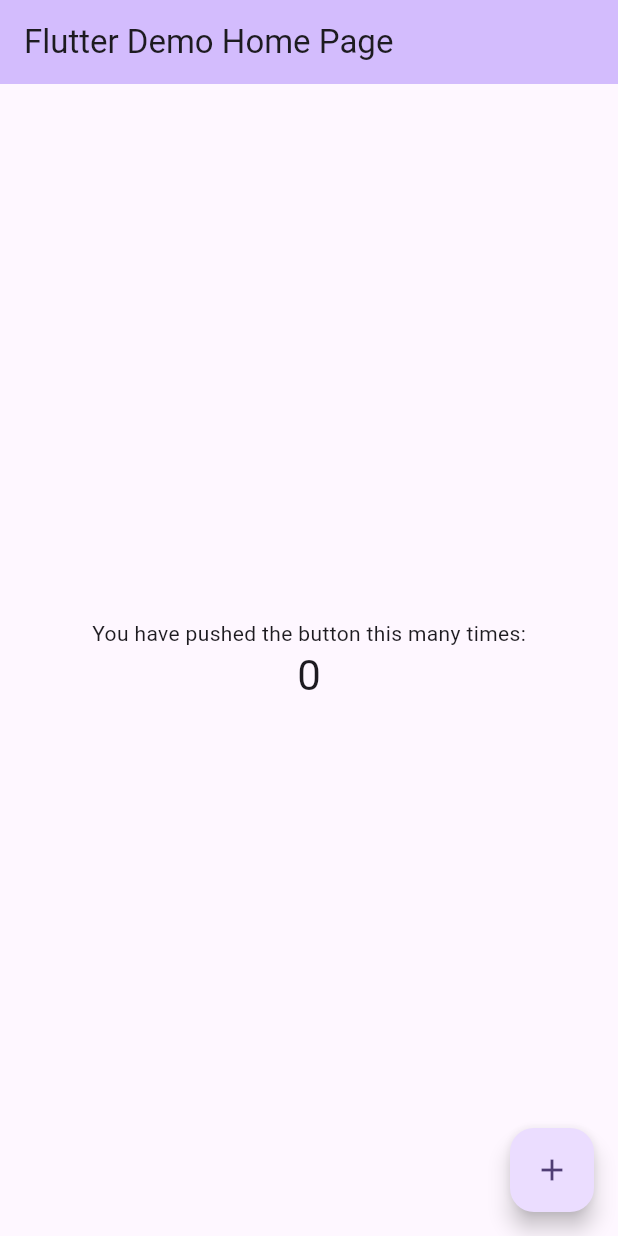
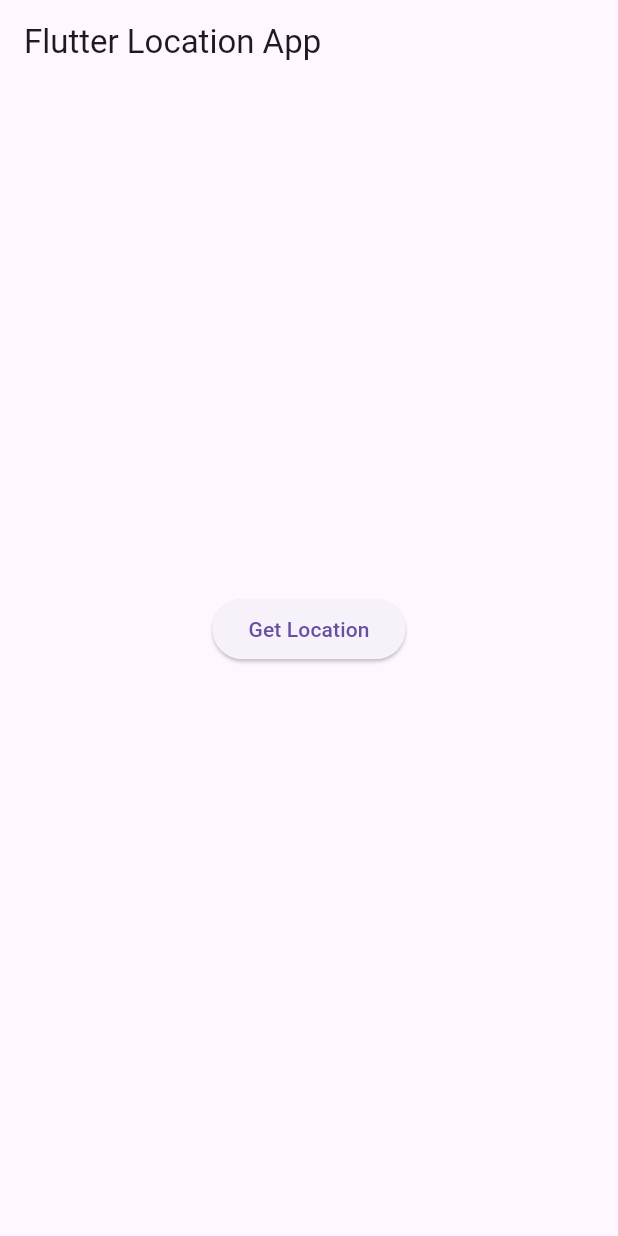
Before and after one commit to Elisa-Kikota/location_app, a Flutter app: the screen it shows after launch, on a phone screen of 412 x 824 dp. Run offline on Flutter 3.47's test engine with Material 3 defaults, Android fonts, the phone set to English and light mode, and no system bars; our stand-ins replace geolocator.

Commit message:
fire report back end

```diff
--- a/lib/main.dart
+++ b/lib/main.dart
@@ -1,125 +1,99 @@
 import 'package:flutter/material.dart';
+import 'package:geolocator/geolocator.dart';
 
 void main() {
   runApp(const MyApp());
 }
 
 class MyApp extends StatelessWidget {
-  const MyApp({super.key});
+  const MyApp({Key? key}) : super(key: key);
 
-  // This widget is the root of your application.
   @override
   Widget build(BuildContext context) {
     return MaterialApp(
-      title: 'Flutter Demo',
+      title: 'Flutter Location App',
       theme: ThemeData(
-        // This is the theme of your application.
-        //
-        // TRY THIS: Try running your application with "flutter run". You'll see
-        // the application has a purple toolbar. Then, without quitting the app,
-        // try changing the seedColor in the colorScheme below to Colors.green
-        // and then invoke "hot reload" (save your changes or press the "hot
-        // reload" button in a Flutter-supported IDE, or press "r" if you used
-        // the command line to start the app).
-        //
-        // Notice that the counter didn't reset back to zero; the application
-        // state is not lost during the reload. To reset the state, use hot
-        // restart instead.
-        //
-        // This works for code too, not just values: Most code changes can be
-        // tested with just a hot reload.
-        colorScheme: ColorScheme.fromSeed(seedColor: Colors.deepPurple),
-        useMaterial3: true,
+        primarySwatch: Colors.blue,
       ),
-      home: const MyHomePage(title: 'Flutter Demo Home Page'),
+      home: const LocationPage(),
     );
   }
 }
 
-class MyHomePage extends StatefulWidget {
-  const MyHomePage({super.key, required this.title});
-
-  // This widget is the home page of your application. It is stateful, meaning
-  // that it has a State object (defined below) that contains fields that affect
-  // how it looks.
-
-  // This class is the configuration for the state. It holds the values (in this
-  // case the title) provided by the parent (in this case the App widget) and
-  // used by the build method of the State. Fields in a Widget subclass are
-  // always marked "final".
-
-  final String title;
+class LocationPage extends StatefulWidget {
+  const LocationPage({Key? key}) : super(key: key);
 
   @override
-  State<MyHomePage> createState() => _MyHomePageState();
+  _LocationPageState createState() => _LocationPageState();
 }
 
-class _MyHomePageState extends State<MyHomePage> {
-  int _counter = 0;
+class _LocationPageState extends State<LocationPage> {
+  String _locationMessage = "";
 
-  void _incrementCounter() {
-    setState(() {
-      // This call to setState tells the Flutter framework that something has
-      // changed in this State, which causes it to rerun the build method below
-      // so that the display can reflect the updated values. If we changed
-      // _counter without calling setState(), then the build method would not be
-      // called again, and so nothing would appear to happen.
-      _counter++;
-    });
+  Future<void> _getCurrentLocation() async {
+    final hasPermission = await _handleLocationPermission();
+    if (!hasPermission) return;
+
+    try {
+      Position position = await Geolocator.getCurrentPosition(
+          desiredAccuracy: LocationAccuracy.high);
+      setState(() {
+        _locationMessage =
+            'Latitude: ${position.latitude}, Longitude: ${position.longitude}';
+      });
+    } catch (e) {
+      setState(() {
+        _locationMessage = 'Error: ${e.toString()}';
+      });
+    }
+  }
+
+  Future<bool> _handleLocationPermission() async {
+    bool serviceEnabled;
+    LocationPermission permission;
+
+    serviceEnabled = await Geolocator.isLocationServiceEnabled();
+    if (!serviceEnabled) {
+      ScaffoldMessenger.of(context).showSnackBar(const SnackBar(
+          content: Text('Location services are disabled. Please enable the services')));
+      return false;
+    }
+    permission = await Geolocator.checkPermission();
+    if (permission == LocationPermission.denied) {
+      permission = await Geolocator.requestPermission();
+      if (permission == LocationPermission.denied) {
+        ScaffoldMessenger.of(context).showSnackBar(
+            const SnackBar(content: Text('Location permissions are denied')));
+        return false;
+      }
+    }
+    if (permission == LocationPermission.deniedForever) {
+      ScaffoldMessenger.of(context).showSnackBar(const SnackBar(
+          content: Text('Location permissions are permanently denied, we cannot request permissions.')));
+      return false;
+    }
+    return true;
   }
 
   @override
   Widget build(BuildContext context) {
-    // This method is rerun every time setState is called, for instance as done
-    // by the _incrementCounter method above.
-    //
-    // The Flutter framework has been optimized to make rerunning build methods
-    // fast, so that you can just rebuild anything that needs updating rather
-    // than having to individually change instances of widgets.
     return Scaffold(
       appBar: AppBar(
-        // TRY THIS: Try changing the color here to a specific color (to
-        // Colors.amber, perhaps?) and trigger a hot reload to see the AppBar
-        // change color while the other colors stay the same.
-        backgroundColor: Theme.of(context).colorScheme.inversePrimary,
-        // Here we take the value from the MyHomePage object that was created by
-        // the App.build method, and use it to set our appbar title.
-        title: Text(widget.title),
+        title: const Text('Flutter Location App'),
       ),
       body: Center(
-        // Center is a layout widget. It takes a single child and positions it
-        // in the middle of the parent.
         child: Column(
-          // Column is also a layout widget. It takes a list of children and
-          // arranges them vertically. By default, it sizes itself to fit its
-          // children horizontally, and tries to be as tall as its parent.
-          //
-          // Column has various properties to control how it sizes itself and
-          // how it positions its children. Here we use mainAxisAlignment to
-          // center the children vertically; the main axis here is the vertical
-          // axis because Columns are vertical (the cross axis would be
-          // horizontal).
-          //
-          // TRY THIS: Invoke "debug painting" (choose the "Toggle Debug Paint"
-          // action in the IDE, or press "p" in the console), to see the
-          // wireframe for each widget.
           mainAxisAlignment: MainAxisAlignment.center,
           children: <Widget>[
-            const Text(
-              'You have pushed the button this many times:',
+            ElevatedButton(
+              onPressed: _getCurrentLocation,
+              child: const Text('Get Location'),
             ),
-            Text(
-              '$_counter',
-              style: Theme.of(context).textTheme.headlineMedium,
-            ),
+            const SizedBox(height: 20),
+            Text(_locationMessage),
           ],
         ),
       ),
-      floatingActionButton: FloatingActionButton(
-        onPressed: _incrementCounter,
-        tooltip: 'Increment',
-        child: const Icon(Icons.add),
-      ), // This trailing comma makes auto-formatting nicer for build methods.
     );
   }
 }
--- a/pubspec.yaml
+++ b/pubspec.yaml
@@ -19,7 +19,7 @@ publish_to: 'none' # Remove this line if you wish to publish to pub.dev
 version: 1.0.0+1
 
 environment:
-  sdk: ^3.5.0
+  sdk: ^3.5.1
 
 # Dependencies specify other packages that your package needs in order to work.
 # To automatically upgrade your package dependencies to the latest versions
@@ -35,6 +35,7 @@ dependencies:
   # The following adds the Cupertino Icons font to your application.
   # Use with the CupertinoIcons class for iOS style icons.
   cupertino_icons: ^1.0.8
+  geolocator: ^13.0.1
 
 dev_dependencies:
   flutter_test:
```
Also changed, not shown: pubspec.lock, 7 other files.
